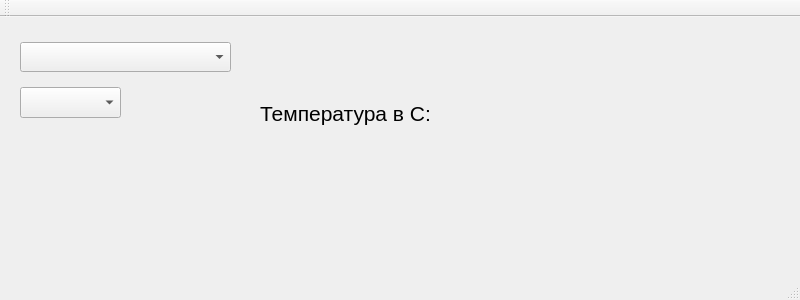
Above: QtParcer/QtParcer.ui from SergeyG22/GismeteoTracker before the change. Below: the same form after it.
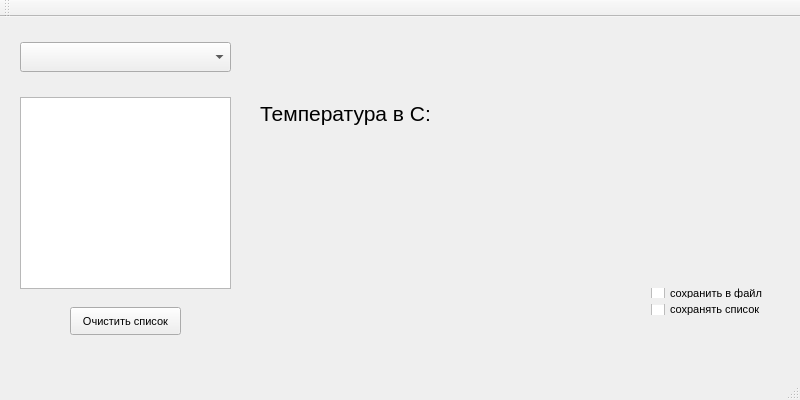
That is the form after the change.

Commit message: откорректирован ui, функция мониторинга и пр.

The edit to the form file:
```diff
--- a/QtParcer/QtParcer.ui
+++ b/QtParcer/QtParcer.ui
@@ -7,7 +7,7 @@
     <x>0</x>
     <y>0</y>
     <width>800</width>
-    <height>300</height>
+    <height>400</height>
    </rect>
   </property>
   <property name="font">
@@ -39,7 +39,7 @@
      <rect>
       <x>500</x>
       <y>80</y>
-      <width>81</width>
+      <width>181</width>
       <height>33</height>
      </rect>
     </property>
@@ -88,20 +88,54 @@
      <string/>
     </property>
    </widget>
-   <widget class="QComboBox" name="comboBox_2">
+   <widget class="QListWidget" name="listWidget">
     <property name="geometry">
      <rect>
       <x>20</x>
-      <y>70</y>
-      <width>101</width>
-      <height>31</height>
+      <y>80</y>
+      <width>211</width>
+      <height>192</height>
      </rect>
     </property>
-    <property name="font">
-     <font>
-      <pointsize>12</pointsize>
-     </font>
+   </widget>
+   <widget class="QPushButton" name="pushButton">
+    <property name="geometry">
+     <rect>
+      <x>70</x>
+      <y>290</y>
+      <width>111</width>
+      <height>28</height>
+     </rect>
     </property>
+    <property name="text">
+     <string>Очистить список</string>
+    </property>
+   </widget>
+   <widget class="QWidget" name="">
+    <property name="geometry">
+     <rect>
+      <x>640</x>
+      <y>260</y>
+      <width>142</width>
+      <height>49</height>
+     </rect>
+    </property>
+    <layout class="QFormLayout" name="formLayout">
+     <item row="0" column="0">
+      <widget class="QCheckBox" name="checkBox_file_write">
+       <property name="text">
+        <string>сохранить в файл</string>
+       </property>
+      </widget>
+     </item>
+     <item row="1" column="0">
+      <widget class="QCheckBox" name="checkBox_change_list">
+       <property name="text">
+        <string>сохранять список</string>
+       </property>
+      </widget>
+     </item>
+    </layout>
    </widget>
   </widget>
   <widget class="QMenuBar" name="menuBar">
```
The commit also changes 3 other files.
